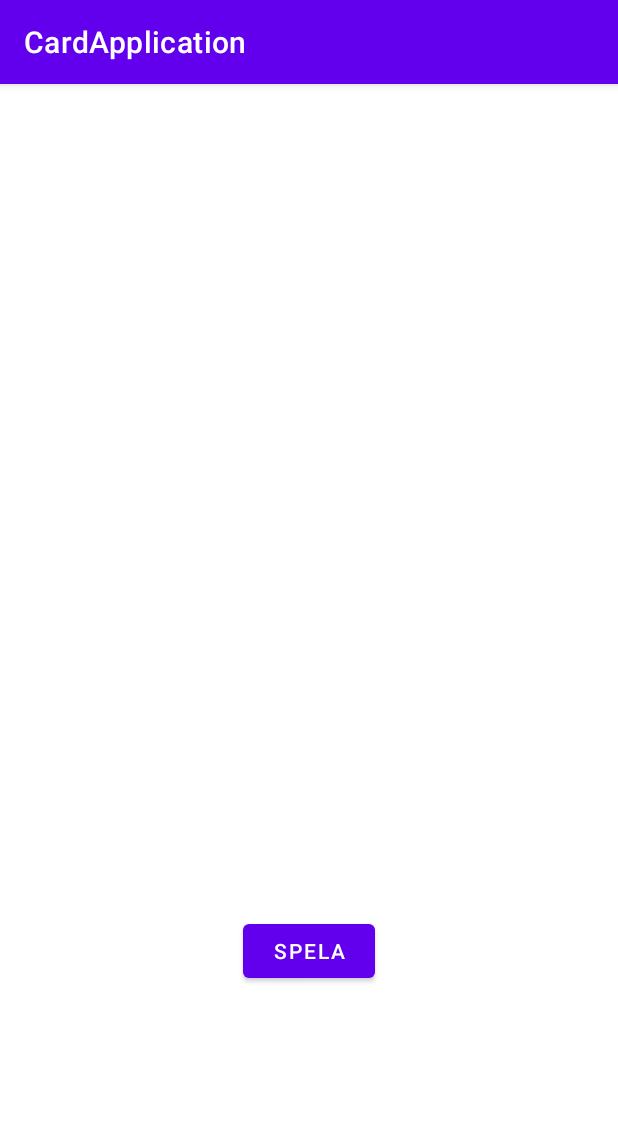
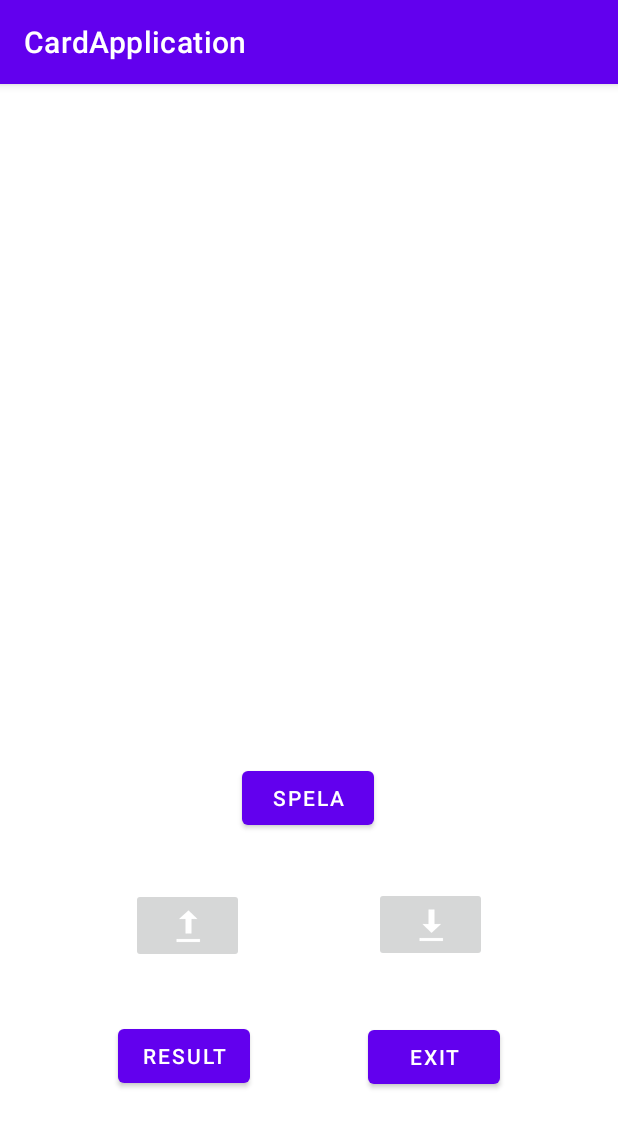
Before and after one commit to Chabbe76/cardApplication, an Android app: the screen it shows after launch (MainActivity), on a phone screen of 412 x 824 dp. Shown: the top 1128 px of the screen. Run offline under Robolectric (Android 15) with nearby library versions, the phone set to English and light mode, and no system bars; 4 statements that could not run were skipped.

Commit message:
Fel:  ""at com.example.cardapplication.MainActivity.<init>(MainActivity.kt:14)""

```diff
--- a/app/src/main/res/layout/activity_main.xml
+++ b/app/src/main/res/layout/activity_main.xml
@@ -1,6 +1,8 @@
 <?xml version="1.0" encoding="utf-8"?>
-<RelativeLayout xmlns:android="http://schemas.android.com/apk/res/android"
+<androidx.constraintlayout.widget.ConstraintLayout xmlns:android="http://schemas.android.com/apk/res/android"
+    xmlns:app="http://schemas.android.com/apk/res-auto"
     xmlns:tools="http://schemas.android.com/tools"
+    android:id="@+id/relativeLayout"
     android:layout_width="match_parent"
     android:layout_height="match_parent"
     tools:context=".MainActivity">
@@ -9,15 +11,69 @@
         android:id="@+id/imageView"
         android:layout_width="300dp"
         android:layout_height="300dp"
-        android:layout_centerInParent="true"
-        android:scaleType="centerInside" />
+        android:layout_centerHorizontal="true"
+        android:layout_centerVertical="true"
+        android:scaleType="centerInside"
+        app:layout_constraintBottom_toBottomOf="parent"
+        app:layout_constraintEnd_toEndOf="parent"
+        app:layout_constraintHorizontal_bias="0.5"
+        app:layout_constraintStart_toStartOf="parent"
+        app:layout_constraintTop_toTopOf="parent"
+        app:layout_constraintVertical_bias="0.162" />
 
     <Button
         android:id="@+id/button"
         android:layout_width="wrap_content"
         android:layout_height="wrap_content"
-        android:layout_below="@id/imageView"
-        android:layout_centerHorizontal="true"
-        android:layout_marginTop="20dp"
-        android:text="Spela" />
-</RelativeLayout>
+        android:layout_marginTop="76dp"
+        android:text="Spela"
+        app:layout_constraintHorizontal_bias="0.498"
+        app:layout_constraintLeft_toLeftOf="parent"
+        app:layout_constraintRight_toRightOf="parent"
+        app:layout_constraintTop_toBottomOf="@id/imageView" />
+
+    <ImageButton
+        android:id="@+id/imageButtonHigher"
+        android:layout_width="75dp"
+        android:layout_height="50dp"
+        android:layout_marginTop="160dp"
+        app:layout_constraintEnd_toStartOf="@+id/imageButtonLower"
+        app:layout_constraintHorizontal_bias="0.5"
+        app:layout_constraintStart_toStartOf="parent"
+        app:layout_constraintTop_toBottomOf="@+id/imageView"
+        app:srcCompat="@android:drawable/stat_sys_upload" />
+
+    <ImageButton
+        android:id="@+id/imageButtonLower"
+        android:layout_width="75dp"
+        android:layout_height="50dp"
+        android:layout_marginTop="159dp"
+        android:contextClickable="false"
+        app:layout_constraintEnd_toEndOf="parent"
+        app:layout_constraintHorizontal_bias="0.5"
+        app:layout_constraintStart_toEndOf="@+id/imageButtonHigher"
+        app:layout_constraintTop_toBottomOf="@+id/imageView"
+        app:srcCompat="@android:drawable/stat_sys_download" />
+
+    <Button
+        android:id="@+id/resultViweButton"
+        android:layout_width="wrap_content"
+        android:layout_height="wrap_content"
+        android:layout_marginTop="38dp"
+        android:text="RESULT"
+        app:layout_constraintEnd_toStartOf="@+id/closeButton"
+        app:layout_constraintHorizontal_bias="0.5"
+        app:layout_constraintStart_toStartOf="parent"
+        app:layout_constraintTop_toBottomOf="@+id/imageButtonHigher" />
+
+    <Button
+        android:id="@+id/closeButton"
+        android:layout_width="wrap_content"
+        android:layout_height="wrap_content"
+        android:layout_marginTop="39dp"
+        android:text="EXIT"
+        app:layout_constraintEnd_toEndOf="parent"
+        app:layout_constraintHorizontal_bias="0.5"
+        app:layout_constraintStart_toEndOf="@+id/resultViweButton"
+        app:layout_constraintTop_toBottomOf="@+id/imageButtonLower" />
+</androidx.constraintlayout.widget.ConstraintLayout>
--- a/build.gradle
+++ b/build.gradle
@@ -1,7 +1,7 @@
 // Top-level build file where you can add configuration options common to all sub-projects/modules.
 plugins {
-    id 'com.android.application' version '7.2.2' apply false
-    id 'com.android.library' version '7.2.2' apply false
+    id 'com.android.application' version '7.3.0' apply false
+    id 'com.android.library' version '7.3.0' apply false
     id 'org.jetbrains.kotlin.android' version '1.6.10' apply false
 }
 
```
Also changed, not shown: app/src/main/AndroidManifest.xml (+14 -0 lines), app/src/main/java/com/example/cardapplication/MainActivity.kt (+19 -10 lines), app/src/main/java/com/example/cardapplication/ResultActivity.kt (added, +35 -0 lines), app/src/main/java/com/example/cardapplication/StartActivity.kt (added, +13 -0 lines), app/src/main/res/layout/activity_result.xml (added, +52 -0 lines), app/src/main/res/layout/activity_start_sida.xml (added, +65 -0 lines), gradle/wrapper/gradle-wrapper.properties.
